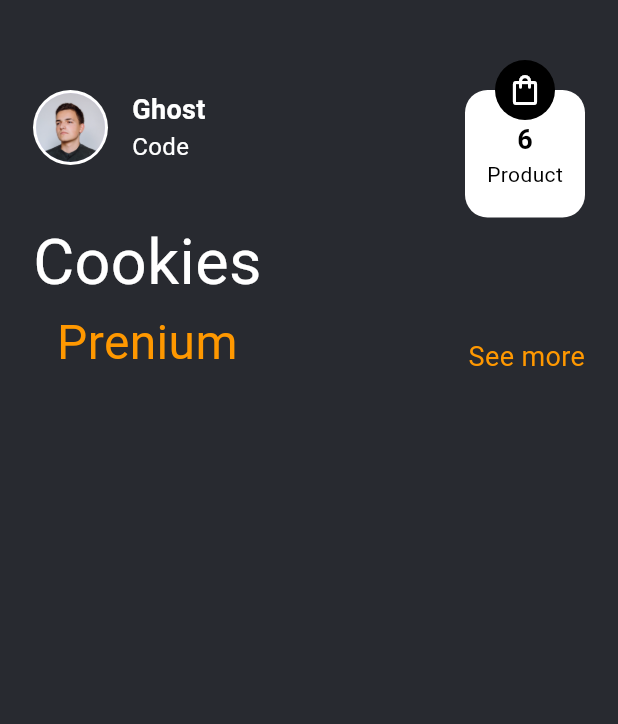
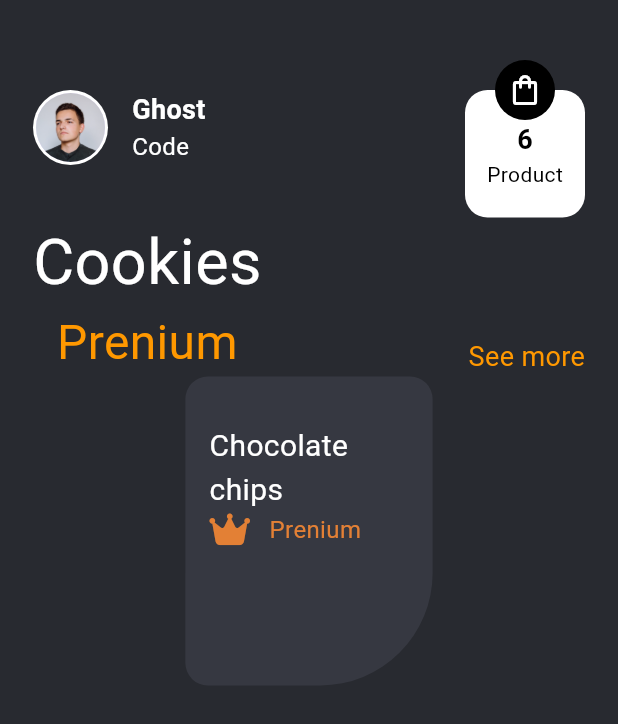
Before and after one commit to abdGhost/cookies_UI, a Flutter app: the screen it shows after launch, on a phone screen of 412 x 824 dp. Shown: the top 724 px of the screen. Run offline on Flutter 3.47's test engine with Material 2 defaults, Android fonts, the phone set to English and light mode, and no system bars; our stand-ins replace font_awesome_flutter.

Commit message:
worked on cookies_card_widget

```diff
--- a/lib/views/home/home_screen.dart
+++ b/lib/views/home/home_screen.dart
@@ -1,4 +1,6 @@
 import 'package:cookies_ui_app/colors.dart';
+import 'package:cookies_ui_app/models/cookies.dart';
+import 'package:cookies_ui_app/widgets/cookies_card_widget.dart';
 import 'package:flutter/material.dart';
 
 import '../../widgets/avatar_widget.dart';
@@ -11,13 +13,13 @@ class HomeScreen extends StatelessWidget {
 
   @override
   Widget build(BuildContext context) {
-    return const Scaffold(
+    return Scaffold(
       backgroundColor: background,
       body: Padding(
-        padding: EdgeInsets.symmetric(vertical: 60, horizontal: 22),
+        padding: const EdgeInsets.symmetric(vertical: 60, horizontal: 22),
         child: Column(
           children: [
-            Row(
+            const Row(
               crossAxisAlignment: CrossAxisAlignment.start,
               children: [
                 AvatarWidget(),
@@ -29,7 +31,8 @@ class HomeScreen extends StatelessWidget {
                 CartWidget(),
               ],
             ),
-            CookiesBar()
+            const CookiesBar(),
+            CookiesCardWidget(cookie: cookies[0])
           ],
         ),
       ),
--- a/lib/widgets/cookies_card_widget.dart
+++ b/lib/widgets/cookies_card_widget.dart
@@ -1,4 +1,6 @@
+import 'package:cookies_ui_app/colors.dart';
 import 'package:cookies_ui_app/models/cookies.dart';
+import 'package:cookies_ui_app/widgets/prenium_widget.dart';
 import 'package:flutter/material.dart';
 
 class CookiesCardWidget extends StatelessWidget {
@@ -7,6 +9,37 @@ class CookiesCardWidget extends StatelessWidget {
 
   @override
   Widget build(BuildContext context) {
-    return const Placeholder();
+    var size = MediaQuery.of(context).size;
+    var cookieSize = size.height * 0.20;
+    var cardSize = size.height * 0.25;
+    return Container(
+      height: cardSize,
+      width: cookieSize,
+      decoration: const BoxDecoration(
+        color: buttonColor,
+        borderRadius: BorderRadius.only(
+          topLeft: Radius.circular(15),
+          topRight: Radius.circular(15),
+          bottomLeft: Radius.circular(15),
+          bottomRight: Radius.circular(75),
+        ),
+      ),
+      child: Padding(
+        padding:
+            const EdgeInsets.only(left: 16, top: 32, right: 32, bottom: 16),
+        child: Column(
+          children: [
+            Text(
+              cookie.name,
+              style: const TextStyle(
+                color: Colors.white,
+                fontSize: 20,
+              ),
+            ),
+            const PreniumWidget()
+          ],
+        ),
+      ),
+    );
   }
 }
--- /dev/null
+++ b/lib/widgets/prenium_widget.dart
@@ -0,0 +1,32 @@
+import 'package:flutter/material.dart';
+import 'package:font_awesome_flutter/font_awesome_flutter.dart';
+
+import '../app_colors.dart';
+
+class PreniumWidget extends StatelessWidget {
+  const PreniumWidget({
+    super.key,
+  });
+
+  @override
+  Widget build(BuildContext context) {
+    return const Row(
+      children: [
+        Icon(
+          FontAwesomeIcons.crown,
+          color: orange,
+        ),
+        SizedBox(
+          width: 16,
+        ),
+        Text(
+          'Prenium',
+          style: TextStyle(
+            color: orange,
+            fontSize: 16,
+          ),
+        )
+      ],
+    );
+  }
+}
--- a/pubspec.yaml
+++ b/pubspec.yaml
@@ -12,6 +12,7 @@ dependencies:
 
 
   cupertino_icons: ^1.0.2
+  font_awesome_flutter: ^10.6.0
 
 dev_dependencies:
   flutter_test:
```
Also changed, not shown: pubspec.lock.
